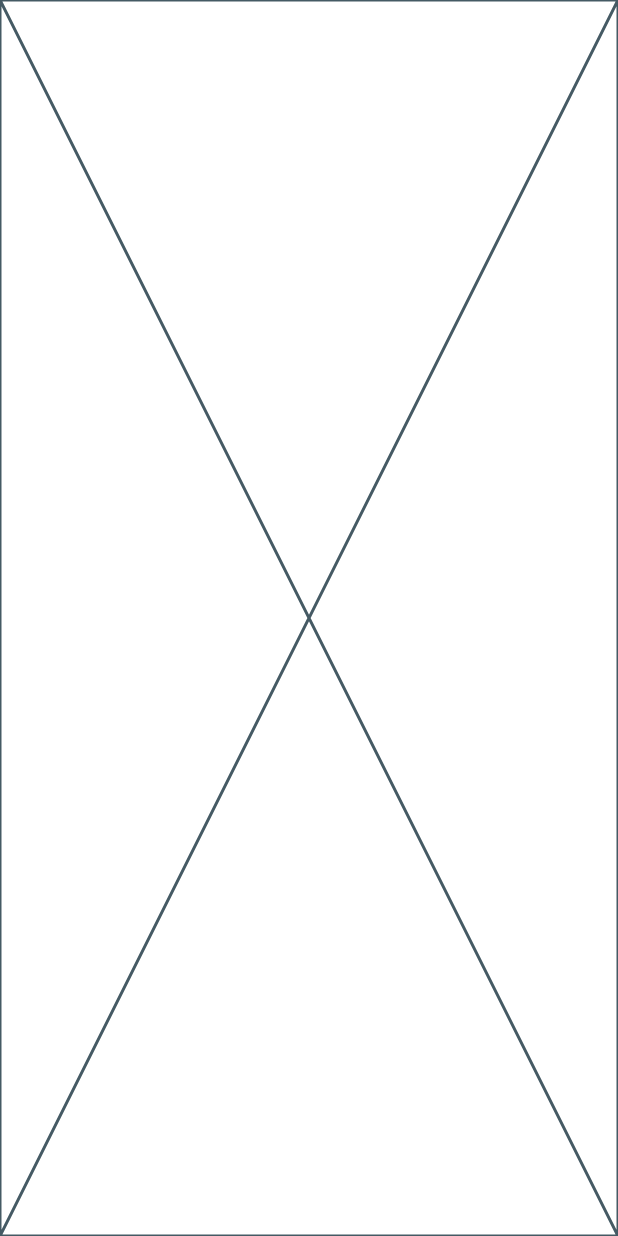
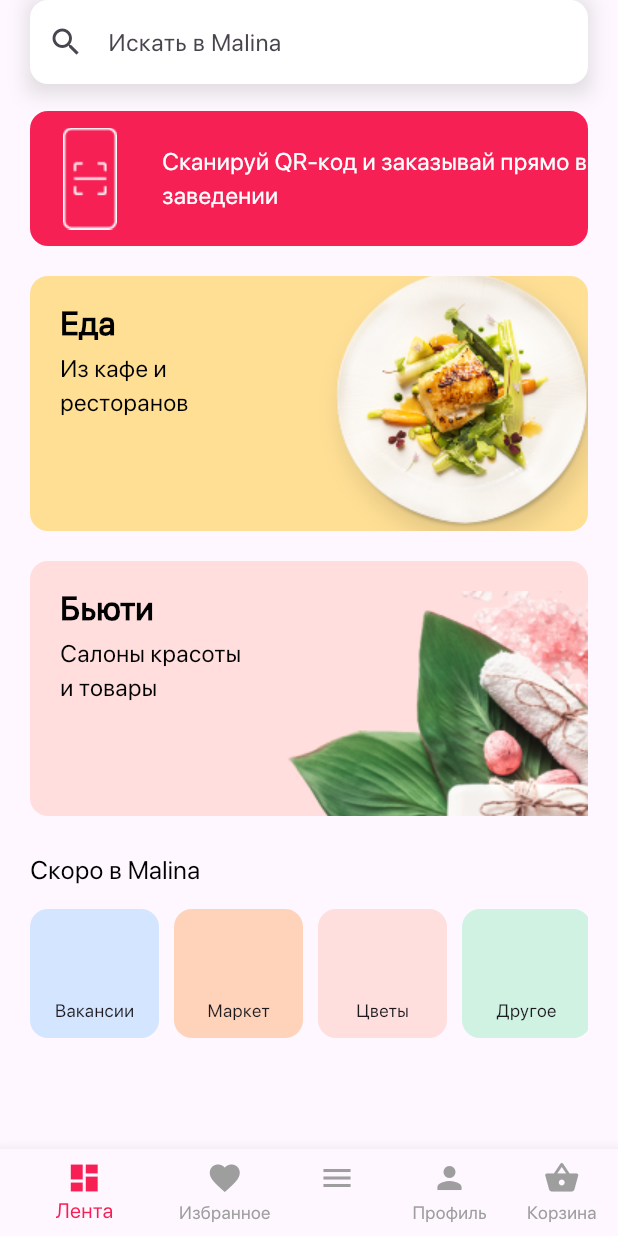
Before and after one commit to KamilaAbdu/malina_online_shop, a Flutter app: the screen it shows after launch, on a phone screen of 412 x 824 dp. Run offline on Flutter 3.47's test engine with Material 3 defaults, Android fonts, the phone set to English and light mode, and no system bars; our stand-ins replace flutter_native_splash.

Commit message:
main page created

```diff
--- /dev/null
+++ b/lib/data/core/constants/app_assets.dart
@@ -0,0 +1,8 @@
+class AppAssets {
+  static const String foodElement = 'assets/images/food.png';
+  static const String beautyElement = 'assets/images/beauty.png';
+  static const String qrScanElement = 'assets/images/qr.png';
+  static const String newsLineIcon = 'assets/images/newsline_icon.png';
+
+
+}
--- /dev/null
+++ b/lib/data/core/constants/app_colos.dart
@@ -0,0 +1,22 @@
+import 'package:flutter/material.dart';
+
+abstract class AppColors {
+  static const Color searchField= Color(0xffffffff);
+  static const Color qrElement = Color(0xffF72055);
+  static const Color yellowElement = Color(0xffFFDF94);
+  static const Color pinkElement = Color(0xffFFDEDD);
+  static const Color lightBlueBox = Color(0xffD4E5FF);
+  static const Color nudeBox = Color(0xffFFD3BA);
+  static const Color lightPinkBox = Color(0xffFFDEDE);
+  static const Color lightGreenBox = Color(0xffCFF2E3);
+  static const Color selectedItem = Color(0xffF72055);
+  static const Color selectCartItems = Color(0xFF1D1D1D);
+  static const Color selectCartBackCircle = Color(0xFFF5F5F6);
+  static const Color cartTitle = Color(0xFF1D1D1D);
+
+
+
+
+
+
+}
--- /dev/null
+++ b/lib/data/core/constants/app_dimens.dart
@@ -0,0 +1,17 @@
+class AppDimens {
+  static const double mainHorizontalPadding = 20;
+  static const double searchFieldHeight = 60;
+  static const double mainPageBorderRadius = 12;
+  static const double verticalSmallPadding = 14;
+  static const double verticalMediumPadding = 20;
+  static const double verticalLargePadding = 24;
+  static const double mainPageElementHeight = 170;
+  static const double mainPageQrElementHeight = 90;
+  static const double mainPageCartSelectionPadding = 11;
+  static const double mainPageCartSelectionHeight = 197;
+  static const double mainPageCartSelectionWidth = 70;
+  static const double selectCartBorderRadius = 50;
+
+
+
+}
--- /dev/null
+++ b/lib/data/core/constants/app_text_styles.dart
@@ -0,0 +1,15 @@
+import 'package:flutter/material.dart';
+
+class AppTextStyle {
+  static const TextStyle s10w400 = TextStyle(fontSize: 10, fontWeight: FontWeight.w400);
+  static const TextStyle s12w400 = TextStyle(fontSize: 12, fontWeight: FontWeight.w400);
+  static const TextStyle s14w400 = TextStyle(fontSize: 14, fontWeight: FontWeight.w400);
+  static const TextStyle s16w500 = TextStyle(fontSize: 16, fontWeight: FontWeight.w500);
+  static const TextStyle s17w500 = TextStyle(fontSize: 17, fontWeight: FontWeight.w500);
+  static const TextStyle s26w300 = TextStyle(fontSize: 16, fontWeight: FontWeight.w300);
+  static const TextStyle s22w600 = TextStyle(fontSize: 22, fontWeight: FontWeight.w600);
+  static const TextStyle s20w700 = TextStyle(fontSize: 20, fontWeight: FontWeight.w700);
+
+
+
+}
--- a/lib/main.dart
+++ b/lib/main.dart
@@ -13,9 +13,15 @@ class MainApp extends StatelessWidget {
 
   @override
   Widget build(BuildContext context) {
-    return const MaterialApp(
+    return MaterialApp(
       debugShowCheckedModeBanner: false,
-      home: MainPage(),
+      theme: ThemeData(
+        primarySwatch: Colors.blue,
+        textTheme: Theme.of(context).textTheme.apply(
+              fontFamily: 'MainFont',
+            ),
+      ),
+      home: const MainPage(),
     );
   }
 }
--- a/lib/presentation/pages/main_page.dart
+++ b/lib/presentation/pages/main_page.dart
@@ -1,10 +1,72 @@
 import 'package:flutter/material.dart';
+import 'package:flutter_native_splash/flutter_native_splash.dart';
+import 'package:malina_online_shop/data/core/constants/app_assets.dart';
+import 'package:malina_online_shop/data/core/constants/app_colos.dart';
+import 'package:malina_online_shop/data/core/constants/app_dimens.dart';
+import 'package:malina_online_shop/data/core/constants/app_text_styles.dart';
+import 'package:malina_online_shop/presentation/widgets/home_page/bottom_navigation_bar.dart';
+import 'package:malina_online_shop/presentation/widgets/home_page/horizontal_scrolling_list.dart';
+import 'package:malina_online_shop/presentation/widgets/home_page/main_elements.dart';
+import 'package:malina_online_shop/presentation/widgets/home_page/qr_scan.dart';
+import 'package:malina_online_shop/presentation/widgets/home_page/search_field.dart';
 
 class MainPage extends StatelessWidget {
   const MainPage({super.key});
 
   @override
   Widget build(BuildContext context) {
-    return const Placeholder();
+    FlutterNativeSplash.remove();
+    return Scaffold(
+      bottomNavigationBar: const MainPageBottomNavigationBar(),
+      body: SafeArea(
+        child: ListView(
+          padding: const EdgeInsets.symmetric(
+              horizontal: AppDimens.mainHorizontalPadding),
+          children: [
+            const SizedBox(
+                height: AppDimens.searchFieldHeight, child: MainSearchField()),
+            const SizedBox(height: AppDimens.verticalSmallPadding),
+            const QrScan(),
+            const SizedBox(height: AppDimens.verticalMediumPadding),
+            const MainElements(
+              title: 'Еда',
+              contentText: 'Из кафе и \nресторанов',
+              isFood: true,
+              image: AppAssets.foodElement,
+              elementColor: AppColors.yellowElement,
+            ),
+            const SizedBox(height: AppDimens.verticalMediumPadding),
+            const MainElements(
+              title: 'Бьюти',
+              contentText: 'Салоны красоты \nи товары',
+              isFood: false,
+              image: AppAssets.beautyElement,
+              elementColor: AppColors.pinkElement,
+            ),
+            const SizedBox(height: AppDimens.verticalLargePadding),
+            Text('Скоро в Malina',
+                style: AppTextStyle.s17w500.copyWith(color: Colors.black)),
+            const SizedBox(height: AppDimens.verticalSmallPadding),
+            const SizedBox(
+              height: 86,
+              child: HorizontalScrollingList(
+                title: [
+                  'Вакансии',
+                  'Маркет',
+                  'Цветы',
+                  'Другое',
+                ],
+                boxColor: [
+                  AppColors.lightBlueBox,
+                  AppColors.nudeBox,
+                  AppColors.lightPinkBox,
+                  AppColors.lightGreenBox,
+                ],
+              ),
+            ),
+          ],
+        ),
+      ),
+    );
   }
 }
--- /dev/null
+++ b/lib/presentation/widgets/home_page/bottom_navigation_bar.dart
@@ -0,0 +1,87 @@
+import 'package:flutter/material.dart';
+import 'package:malina_online_shop/data/core/constants/app_colos.dart';
+import 'package:malina_online_shop/presentation/widgets/home_page/select_cart.dart';
+
+class MainPageBottomNavigationBar extends StatefulWidget {
+  const MainPageBottomNavigationBar({super.key});
+
+  @override
+  _MainPageBottomNavigationBarState createState() =>
+      _MainPageBottomNavigationBarState();
+}
+
+class _MainPageBottomNavigationBarState
+    extends State<MainPageBottomNavigationBar> {
+  int _selectedIndex = 0;
+  OverlayEntry? _overlayEntry;
+
+  @override
+  Widget build(BuildContext context) {
+    return BottomNavigationBar(
+      currentIndex: _selectedIndex,
+      onTap: (index) {
+        setState(() {
+          _selectedIndex = index;
+        });
+        if (index == 4) {
+          _toggleCartSelectionMenu(context);
+        } else {
+          _removeOverlay();
+        }
+      },
+      items: const [
+        BottomNavigationBarItem(
+          icon: Icon(Icons.dashboard),
+          label: 'Лента',
+        ),
+        BottomNavigationBarItem(
+          icon: Icon(Icons.favorite),
+          label: 'Избранное',
+        ),
+        BottomNavigationBarItem(
+          icon: Icon(Icons.menu_sharp),
+          label: '',
+        ),
+        BottomNavigationBarItem(
+          icon: Icon(Icons.person),
+          label: 'Профиль',
+        ),
+        BottomNavigationBarItem(
+          icon: Icon(Icons.shopping_basket),
+          label: 'Корзина',
+        ),
+      ],
+      selectedItemColor: AppColors.selectedItem,
+      unselectedItemColor: Colors.grey,
+      showUnselectedLabels: true,
+    );
+  }
+
+  void _toggleCartSelectionMenu(BuildContext context) {
+    if (_overlayEntry == null) {
+      _overlayEntry = _createOverlayEntry(context);
+      Overlay.of(context)?.insert(_overlayEntry!);
+    } else {
+      _removeOverlay();
+    }
+  }
+
+  OverlayEntry _createOverlayEntry(BuildContext context) {
+    return OverlayEntry(
+      builder: (context) => Positioned(
+        right: 14,
+        bottom: 56,
+        child: SelectCart(
+          onClose: () {
+            _removeOverlay();
+          }
+        ),
+      ),
+    );
+  }
+
+  void _removeOverlay() {
+    _overlayEntry?.remove();
+    _overlayEntry = null;
+  }
+}
--- /dev/null
+++ b/lib/presentation/widgets/home_page/horizontal_scrolling_list.dart
@@ -0,0 +1,45 @@
+import 'package:flutter/material.dart';
+import 'package:malina_online_shop/data/core/constants/app_dimens.dart';
+import 'package:malina_online_shop/data/core/constants/app_text_styles.dart';
+
+class HorizontalScrollingList extends StatelessWidget {
+  const HorizontalScrollingList(
+      {super.key, required this.title, required this.boxColor});
+
+  final List<String> title;
+  final List<Color> boxColor;
+
+  @override
+  Widget build(BuildContext context) {
+    return ListView.separated(
+      scrollDirection: Axis.horizontal,
+      itemCount: 4,
+      itemBuilder: (context, index) {
+        return Container(
+          width: 86,
+          decoration: BoxDecoration(
+            color: boxColor[index],
+            borderRadius: const BorderRadius.all(
+                Radius.circular(AppDimens.mainPageBorderRadius)),
+          ),
+          child: Column(
+            mainAxisAlignment: MainAxisAlignment.end,
+            crossAxisAlignment: CrossAxisAlignment.center,
+            children: [
+              Text(
+                title[index],
+                style: AppTextStyle.s12w400,
+              ),
+              const SizedBox(height: 10),
+            ],
+          ),
+        );
+      },
+      separatorBuilder: (context, index) {
+        return const SizedBox(
+          width: 10,
+        );
+      },
+    );
+  }
+}
--- /dev/null
+++ b/lib/presentation/widgets/home_page/main_elements.dart
@@ -0,0 +1,62 @@
+import 'package:flutter/material.dart';
+import 'package:malina_online_shop/data/core/constants/app_dimens.dart';
+import 'package:malina_online_shop/data/core/constants/app_text_styles.dart';
+
+class MainElements extends StatelessWidget {
+  const MainElements({
+    super.key,
+    required this.title,
+    required this.contentText, required this.isFood, required this.image, required this.elementColor,
+  });
+
+  final String title;
+  final String contentText;
+  final bool isFood;
+  final String image;
+  final Color elementColor;
+
+
+  @override
+  Widget build(BuildContext context) {
+    return SizedBox(
+      height: AppDimens.mainPageElementHeight,
+      child: Stack(
+        children: [
+          Container(
+            width: double.infinity,
+            decoration: BoxDecoration(
+              color: elementColor,
+              borderRadius: const BorderRadius.all(
+                Radius.circular(AppDimens.mainPageBorderRadius),
+              ),
+            ),
+          ),
+          Positioned(
+            left: 20.0,
+            top: 15.0,
+            child: Text(
+              title,
+              style: AppTextStyle.s22w600.copyWith(color: Colors.black),
+            ),),
+            Positioned(
+            left: 20.0,
+            top: 50.0,
+            width: 200,
+            child: Text(
+              contentText,
+              style: AppTextStyle.s16w500.copyWith(color: Colors.black),
+            ),
+          ),
+           Positioned(
+            right: -20,
+            bottom: -20,
+            child: Image.asset(
+              image,
+
+            ),
+          ),
+        ],
+      ),
+    );
+  }
+}
--- /dev/null
+++ b/lib/presentation/widgets/home_page/qr_scan.dart
@@ -0,0 +1,51 @@
+import 'package:flutter/material.dart';
+import 'package:malina_online_shop/data/core/constants/app_assets.dart';
+import 'package:malina_online_shop/data/core/constants/app_colos.dart';
+import 'package:malina_online_shop/data/core/constants/app_dimens.dart';
+import 'package:malina_online_shop/data/core/constants/app_text_styles.dart';
+
+class QrScan extends StatelessWidget {
+  const QrScan({super.key});
+
+  @override
+  Widget build(BuildContext context) {
+    return SizedBox(
+      child: Stack(
+        children: [
+          Positioned(
+            child: Container(
+              height: AppDimens.mainPageQrElementHeight,
+              width: double.infinity,
+              alignment: Alignment.center,
+              decoration: const BoxDecoration(
+                color: AppColors.qrElement,
+                borderRadius: BorderRadius.all(
+                  Radius.circular(AppDimens.mainPageBorderRadius),
+                ),
+              ),
+              child: Row(
+                mainAxisAlignment: MainAxisAlignment.center,
+                crossAxisAlignment: CrossAxisAlignment.center,
+                children: [
+                  Image.asset(
+                    AppAssets.qrScanElement,
+                    height: 80.0,
+                    width: 80.0,
+                  ),
+                  const SizedBox(width: 8.0),
+                  Expanded(
+                    child: Text(
+                      'Сканируй QR-код и заказывай прямо в заведении',
+                      style: AppTextStyle.s16w500.copyWith(color: Colors.white),
+                      textAlign: TextAlign.start,
+                    ),
+                  ),
+                ],
+              ),
+            ),
+          ),
+        ],
+      ),
+    );
+  }
+}
--- /dev/null
+++ b/lib/presentation/widgets/home_page/search_field.dart
@@ -0,0 +1,44 @@
+import 'package:flutter/material.dart';
+import 'package:malina_online_shop/data/core/constants/app_colos.dart';
+import 'package:malina_online_shop/data/core/constants/app_dimens.dart';
+
+class MainSearchField extends StatelessWidget {
+  const MainSearchField({super.key});
+
+  @override
+  Widget build(BuildContext context) {
+    return Container(
+      height: AppDimens.searchFieldHeight,
+      decoration: BoxDecoration(
+        boxShadow: [
+          BoxShadow(
+            color: Colors.grey.withOpacity(0.3),
+            spreadRadius: 2,
+            blurRadius: 10,
+            offset: const Offset(0, 1),
+          ),
+        ],
+      ),
+      child: const TextField(
+        decoration: InputDecoration(
+          prefixIcon: Icon(Icons.search),
+          labelText: 'Искать в Malina',
+          filled: true,
+          fillColor: AppColors.searchField,
+          enabledBorder: OutlineInputBorder(
+            borderRadius: BorderRadius.all(
+              Radius.circular(AppDimens.mainPageBorderRadius),
+            ),
+            borderSide: BorderSide.none,
+          ),
+          focusedBorder: OutlineInputBorder(
+            borderRadius: BorderRadius.all(
+              Radius.circular(AppDimens.mainPageBorderRadius),
+            ),
+            borderSide: BorderSide.none,
+          ),
+        ),
+      ),
+    );
+  }
+}
```
Also changed, not shown: lib/presentation/pages/cart_page.dart (added, +58 -0 lines), lib/presentation/widgets/home_page/select_cart.dart (added, +78 -0 lines), lib/presentation/widgets/home_page/select_cart_circle.dart (added, +41 -0 lines), assets/icons/newsline_icon.png (added), assets/images/beauty.png (added), assets/images/food.png (added), assets/images/qr.png (added).
